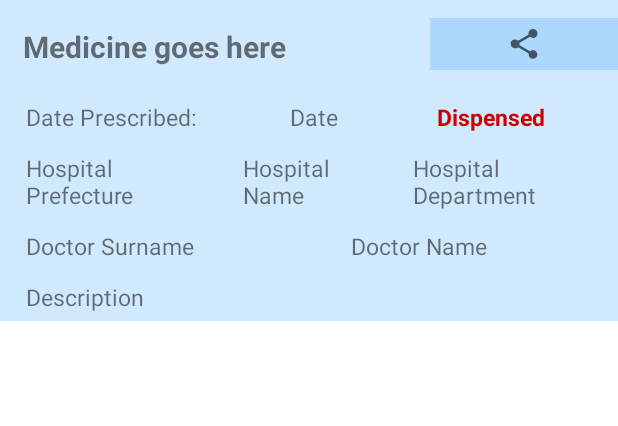
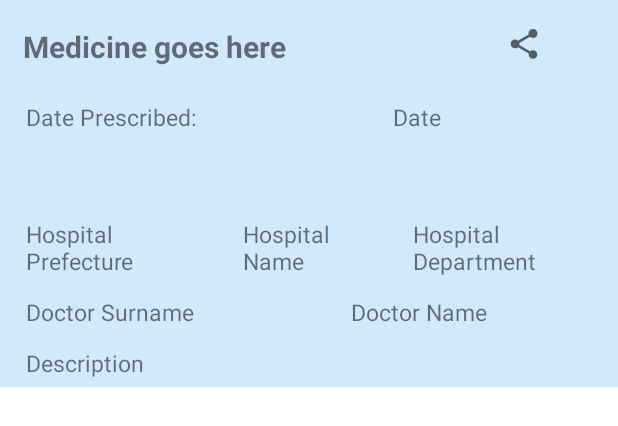
Before and after one commit to alexioan7/E-Health, an Android app: the layout recyclerview_prescriptions.xml on its own in the app's theme, with its tools: preview values and no code run, on a phone screen of 412 x 824 dp. Shown: the top 426 px of the screen. Run offline under Robolectric (Android 15) with nearby library versions, the phone set to English and light mode, and no system bars; network calls fail.

Commit message:
prescriptions working fine with some fixes

```diff
--- a/app/src/main/java/com/alexandros/e_health/viewmodels/PrescriptionsAdapter.kt
+++ b/app/src/main/java/com/alexandros/e_health/viewmodels/PrescriptionsAdapter.kt
@@ -1,12 +1,12 @@
 package com.alexandros.e_health.viewmodels
 
 import android.view.LayoutInflater
+import android.view.View
 import android.view.ViewGroup
 import androidx.databinding.DataBindingUtil
 import androidx.recyclerview.widget.RecyclerView
 import com.alexandros.e_health.R
 import com.alexandros.e_health.api.responseModel.PrescriptionDetails
-import com.alexandros.e_health.api.responseModel.PrescriptionsUserResponse
 import com.alexandros.e_health.databinding.RecyclerviewPrescriptionsBinding
 
 class PrescriptionsAdapter (
@@ -51,6 +51,9 @@ class PrescriptionsAdapter (
             recyclerviewPrescriptionsBinding.doctorSurname.setText(presc.doctor.surname)
             recyclerviewPrescriptionsBinding.doctorName.setText(presc.doctor.name)
             recyclerviewPrescriptionsBinding.description.setText(presc.description)
+            if(presc.dispensed){
+                recyclerviewPrescriptionsBinding.dispensed.visibility= View.VISIBLE
+            }
 
         }
 
--- a/app/src/main/res/layout/recyclerview_prescriptions.xml
+++ b/app/src/main/res/layout/recyclerview_prescriptions.xml
@@ -52,7 +52,7 @@
                     android:textSize="20sp"
                     android:textStyle="bold" />
 
-                <ImageButton
+                <ImageView
                     android:id="@+id/imageButton"
                     android:layout_width="wrap_content"
                     android:layout_height="wrap_content"
@@ -60,7 +60,7 @@
                     app:srcCompat="?attr/actionModeShareDrawable"
                     android:layout_marginTop="12dp"
                     android:layout_marginStart="0dp"
-                    android:background="#362196F3"
+                    android:clickable="true"
                     android:padding="5dp"/>
 
 
@@ -96,10 +96,15 @@
                     android:textSize="15sp">
                 </TextView>
 
+
+
+
+            </LinearLayout>
             <TextView
                 android:id="@+id/dispensed"
                 android:layout_width="wrap_content"
                 android:layout_height="wrap_content"
+                android:visibility="invisible"
                 android:text="Dispensed "
                 android:layout_alignParentStart="true"
                 android:layout_alignParentTop="true"
@@ -111,9 +116,6 @@
                 android:textStyle="bold"
                 android:textColor="@android:color/holo_red_dark">
             </TextView>
-
-
-            </LinearLayout>
             <LinearLayout
                 android:layout_width="match_parent"
                 android:layout_height="wrap_content"
```
Lines whose indentation alone changed are shown as unchanged.
